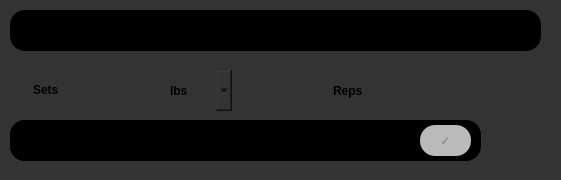
Above: code/workoutwidget.ui from amroomargit/Forge before the change. Below: the same form after it.
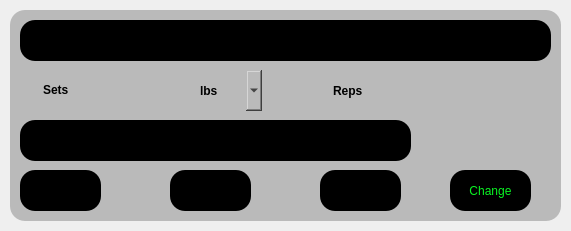
That is the form after the change.

The edit to the form file:
```diff
--- a/code/workoutwidget.ui
+++ b/code/workoutwidget.ui
@@ -6,18 +6,72 @@
    <rect>
     <x>0</x>
     <y>0</y>
-    <width>561</width>
-    <height>180</height>
+    <width>571</width>
+    <height>231</height>
    </rect>
   </property>
   <property name="windowTitle">
    <string>Form</string>
   </property>
   <property name="styleSheet">
-   <string notr="true">background-color: #333333;
+   <string notr="true"/>
+  </property>
+  <widget class="QWidget" name="mainWidget" native="true">
+   <property name="geometry">
+    <rect>
+     <x>10</x>
+     <y>10</y>
+     <width>551</width>
+     <height>211</height>
+    </rect>
+   </property>
+   <property name="styleSheet">
+    <string notr="true">background-color: #bababa;
 border-radius: 15px;
 padding: 10px 20px;</string>
   </property>
+   <widget class="QLabel" name="label_2">
+    <property name="geometry">
+     <rect>
+      <x>300</x>
+      <y>60</y>
+      <width>81</width>
+      <height>41</height>
+     </rect>
+    </property>
+    <property name="font">
+     <font>
+      <bold>true</bold>
+     </font>
+    </property>
+    <property name="styleSheet">
+     <string notr="true">color:black;</string>
+    </property>
+    <property name="text">
+     <string>Reps</string>
+    </property>
+   </widget>
+   <widget class="QLabel" name="label">
+    <property name="geometry">
+     <rect>
+      <x>10</x>
+      <y>59</y>
+      <width>81</width>
+      <height>41</height>
+     </rect>
+    </property>
+    <property name="font">
+     <font>
+      <bold>true</bold>
+     </font>
+    </property>
+    <property name="styleSheet">
+     <string notr="true">color:black;</string>
+    </property>
+    <property name="text">
+     <string>Sets</string>
+    </property>
+   </widget>
   <widget class="QWidget" name="widget" native="true">
    <property name="geometry">
     <rect>
@@ -47,17 +101,20 @@
       <bold>true</bold>
      </font>
     </property>
+     <property name="styleSheet">
+      <string notr="true">color:white;</string>
+     </property>
     <property name="text">
      <string/>
     </property>
    </widget>
   </widget>
-  <widget class="QWidget" name="widget_2" native="true">
+   <widget class="QWidget" name="widget_3" native="true">
    <property name="geometry">
     <rect>
      <x>10</x>
-     <y>120</y>
-     <width>471</width>
+      <y>110</y>
+      <width>391</width>
      <height>41</height>
     </rect>
    </property>
@@ -66,40 +123,10 @@
 border-radius: 15px;
 padding: 10px 20px;</string>
    </property>
-   <widget class="QPushButton" name="checkButton">
+    <widget class="QLabel" name="displaySets_2">
     <property name="geometry">
      <rect>
-      <x>410</x>
-      <y>5</y>
-      <width>51</width>
-      <height>31</height>
-     </rect>
-    </property>
-    <property name="styleSheet">
-     <string notr="true">QPushButton {
-    background-color: #bababa;
-    color: #7e7e7e;
-    border-radius: 15px;
-}
-
-QPushButton:hover {
-    background-color: #0eb63e;
-    color: white;
-}
-
-QPushButton:pressed {
-    background-color: #0eb63e;
-    color: white;
-}</string>
-    </property>
-    <property name="text">
-     <string>✓</string>
-    </property>
-   </widget>
-   <widget class="QLabel" name="displaySets">
-    <property name="geometry">
-     <rect>
-      <x>0</x>
+       <x>10</x>
       <y>0</y>
       <width>71</width>
       <height>41</height>
@@ -110,88 +137,61 @@
       <bold>true</bold>
      </font>
     </property>
-    <property name="text">
-     <string/>
-    </property>
-   </widget>
-   <widget class="QLabel" name="displayWeight">
-    <property name="geometry">
-     <rect>
-      <x>130</x>
-      <y>0</y>
-      <width>81</width>
-      <height>41</height>
-     </rect>
-    </property>
-    <property name="font">
-     <font>
-      <bold>true</bold>
-     </font>
-    </property>
+     <property name="styleSheet">
+      <string notr="true">color:white;</string>
+     </property>
     <property name="text">
      <string/>
     </property>
    </widget>
-   <widget class="QLabel" name="displayReps">
-    <property name="geometry">
-     <rect>
-      <x>300</x>
-      <y>0</y>
-      <width>81</width>
-      <height>41</height>
-     </rect>
-    </property>
-    <property name="font">
-     <font>
-      <bold>true</bold>
-     </font>
-    </property>
-    <property name="text">
-     <string/>
-    </property>
-   </widget>
-  </widget>
-  <widget class="QLabel" name="label">
-   <property name="geometry">
-    <rect>
-     <x>10</x>
-     <y>69</y>
-     <width>81</width>
-     <height>41</height>
-    </rect>
-   </property>
-   <property name="font">
-    <font>
-     <bold>true</bold>
-    </font>
-   </property>
-   <property name="text">
-    <string>Sets</string>
-   </property>
-  </widget>
-  <widget class="QLabel" name="label_2">
-   <property name="geometry">
-    <rect>
-     <x>310</x>
-     <y>70</y>
-     <width>81</width>
-     <height>41</height>
-    </rect>
-   </property>
-   <property name="font">
-    <font>
-     <bold>true</bold>
-    </font>
-   </property>
-   <property name="text">
-    <string>Reps</string>
-   </property>
-  </widget>
-  <widget class="QComboBox" name="comboBox">
+    <widget class="QLabel" name="displayWeight_2">
    <property name="geometry">
     <rect>
      <x>150</x>
-     <y>70</y>
+       <y>0</y>
+       <width>81</width>
+       <height>41</height>
+      </rect>
+     </property>
+     <property name="font">
+      <font>
+       <bold>true</bold>
+      </font>
+     </property>
+     <property name="styleSheet">
+      <string notr="true">color:white;</string>
+     </property>
+     <property name="text">
+      <string/>
+     </property>
+    </widget>
+    <widget class="QLabel" name="displayReps_2">
+     <property name="geometry">
+      <rect>
+       <x>300</x>
+       <y>0</y>
+       <width>81</width>
+       <height>41</height>
+      </rect>
+     </property>
+     <property name="font">
+      <font>
+       <bold>true</bold>
+      </font>
+     </property>
+     <property name="styleSheet">
+      <string notr="true">color:white;</string>
+     </property>
+     <property name="text">
+      <string/>
+     </property>
+    </widget>
+   </widget>
+   <widget class="QComboBox" name="comboBox">
+    <property name="geometry">
+     <rect>
+      <x>170</x>
+      <y>60</y>
      <width>82</width>
      <height>41</height>
     </rect>
@@ -201,6 +201,9 @@
      <bold>true</bold>
     </font>
    </property>
+    <property name="styleSheet">
+     <string notr="true">color:black;</string>
+    </property>
    <item>
     <property name="text">
      <string>lbs</string>
@@ -211,6 +214,91 @@
      <string>kgs</string>
     </property>
    </item>
+   </widget>
+   <widget class="QLineEdit" name="setBox">
+    <property name="geometry">
+     <rect>
+      <x>10</x>
+      <y>160</y>
+      <width>81</width>
+      <height>41</height>
+     </rect>
+    </property>
+    <property name="styleSheet">
+     <string notr="true">background-color: black;
+color: white;
+border-radius: 15px;
+padding: 10px 20px;</string>
+    </property>
+    <property name="maxLength">
+     <number>3</number>
+    </property>
+   </widget>
+   <widget class="QLineEdit" name="lbsBox">
+    <property name="geometry">
+     <rect>
+      <x>160</x>
+      <y>160</y>
+      <width>81</width>
+      <height>41</height>
+     </rect>
+    </property>
+    <property name="styleSheet">
+     <string notr="true">background-color: black;
+color: white;
+border-radius: 15px;
+padding: 10px 20px;</string>
+    </property>
+    <property name="maxLength">
+     <number>5</number>
+    </property>
+   </widget>
+   <widget class="QLineEdit" name="repBox">
+    <property name="geometry">
+     <rect>
+      <x>310</x>
+      <y>160</y>
+      <width>81</width>
+      <height>41</height>
+     </rect>
+    </property>
+    <property name="styleSheet">
+     <string notr="true">background-color: black;
+color: white;
+border-radius: 15px;
+padding: 10px 20px;</string>
+    </property>
+    <property name="maxLength">
+     <number>3</number>
+    </property>
+   </widget>
+   <widget class="QPushButton" name="pushButton">
+    <property name="geometry">
+     <rect>
+      <x>440</x>
+      <y>160</y>
+      <width>81</width>
+      <height>41</height>
+     </rect>
+    </property>
+    <property name="styleSheet">
+     <string notr="true">QPushButton{
+background-color: black;
+color: #09f522;
+border-radius: 15px;
+padding: 10px;
+}
+
+QPushButton:hover {
+     background-color: #09f522;
+color: white;
+}
+</string>
+    </property>
+    <property name="text">
+     <string>Change</string>
+    </property>
+   </widget>
   </widget>
  </widget>
  <resources/>
```
Left out of the diff: 2 changed lines with no effect on the pictures. Lines whose indentation alone changed are shown as unchanged.
